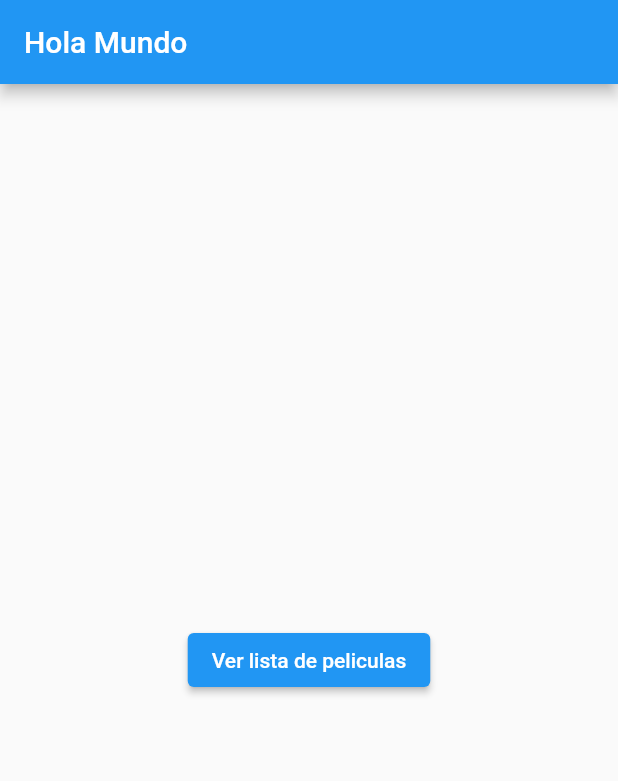
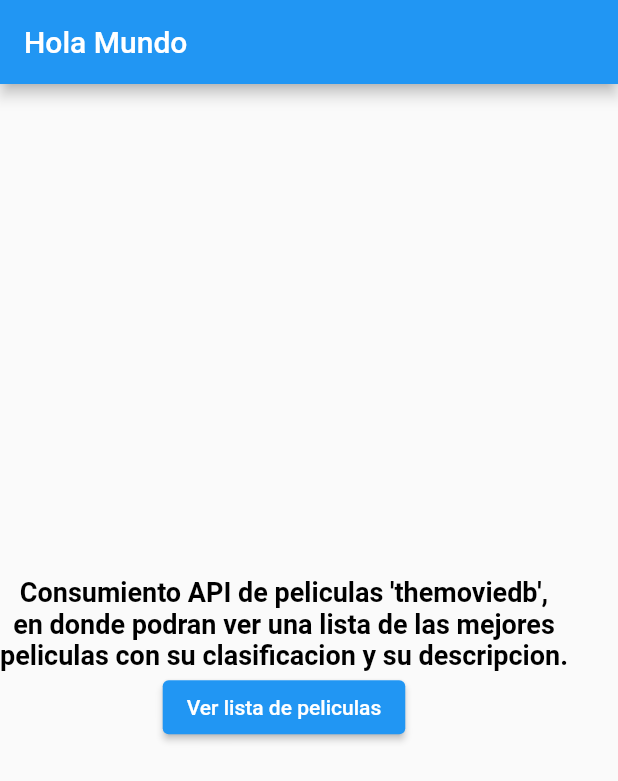
Before and after one commit to SebastianVeloza/PracticaFlutter, a Flutter app: the screen it shows after launch, on a phone screen of 412 x 824 dp. Shown: the top 781 px of the screen. Run offline on Flutter 3.47's test engine with Material 2 defaults, Android fonts, the phone set to English and light mode, and no system bars; our stand-ins replace shimmer.

Commit message:
Patron skeleton

```diff
--- a/lib/main.dart
+++ b/lib/main.dart
@@ -12,11 +12,9 @@ class HolaMundo extends StatelessWidget {
   @override
   Widget build(BuildContext context) {
     return MaterialApp(
-
       theme: ThemeData(primarySwatch: Colors.blue),
       home: PrimeraPag(),
     );
-
   }
 }
 
@@ -27,7 +25,34 @@ class PrimeraPag extends StatelessWidget {
       appBar: AppBar(
         title: Text('Hola Mundo'),
       ),
-      body: Center(
+      body: Column(
+        mainAxisAlignment: MainAxisAlignment.center,
+        children: [
+          Container(
+            child: Text("Consumiento API de peliculas 'themoviedb',",
+                style: TextStyle(
+                  fontSize: 18,
+                  color: Colors.black,
+                  fontWeight: FontWeight.bold,
+                )),
+          ),
+          Container(
+            child: Text(" en donde podran ver una lista de las mejores ",
+                style: TextStyle(
+                  fontSize: 18,
+                  color: Colors.black,
+                  fontWeight: FontWeight.bold,
+                )),
+          ),
+          Container(
+            child: Text("peliculas con su clasificacion y su descripcion.",
+                style: TextStyle(
+                  fontSize: 18,
+                  color: Colors.black,
+                  fontWeight: FontWeight.bold,
+                )),
+          ),
+          Container(
             child: ElevatedButton(
               child: Text('Ver lista de peliculas'),
               onPressed: () {
@@ -38,6 +63,8 @@ class PrimeraPag extends StatelessWidget {
               },
             ),
           ),
+        ],
+      ),
     );
   }
 }
@@ -46,21 +73,16 @@ class PrimeraPag extends StatelessWidget {
   @override
   Widget build(BuildContext context) {
     return Scaffold(
-      appBar: AppBar(
-        title: Text('Peliculas')
-      ),
-      body: FutureBuilder (
+        appBar: AppBar(title: Text('Peliculas')),
+        body: FutureBuilder(
           //podría poner
           //initialData: [],
           future: TheMovieDBService.traerPeliculas(),
-        builder:
-          (BuildContext context,
-           AsyncSnapshot<List> snapshot) {
+          builder: (BuildContext context, AsyncSnapshot<List> snapshot) {
             if (snapshot.hasData) {
               return ListView.builder(
                 itemCount: snapshot.data!.length,
-              itemBuilder: (context,
-              index) {
+                itemBuilder: (context, index) {
                   var pelicula = snapshot.data![index];
                   return CajaPelicula(peli: pelicula);
                 },
@@ -68,9 +90,7 @@ class PrimeraPag extends StatelessWidget {
             } else {
               return SpinnerWidget();
             }
-
           },
-      )
-    );
+        ));
   }
 }
--- a/lib/ui/spinnerwidget.dart
+++ b/lib/ui/spinnerwidget.dart
@@ -1,10 +1,10 @@
 import 'package:flutter/material.dart';
+import 'package:shimmer/shimmer.dart';
 
 class SpinnerWidget extends StatelessWidget {
-
   @override
   Widget build(BuildContext context) {
-    return Center(
+    /*return Center(
       child: Container(
         alignment: AlignmentDirectional.bottomCenter,
         child: Column(
@@ -15,6 +15,16 @@ class SpinnerWidget extends StatelessWidget {
           crossAxisAlignment: CrossAxisAlignment.center,
         )
       ),
+    );*/
+    return Shimmer.fromColors(
+      baseColor: Colors.blue,
+      highlightColor: Colors.grey[300]!,
+      child: Center(
+        child: Text(
+          'Sebastian Veloza',
+          style: TextStyle(fontSize: 40, fontWeight: FontWeight.bold),
+        ),
+      ),
     );
   }
 }
--- a/pubspec.yaml
+++ b/pubspec.yaml
@@ -29,6 +29,7 @@ dependencies:
   # Use with the CupertinoIcons class for iOS style icons.
   cupertino_icons: ^1.0.2
   http: ^0.13.3
+  shimmer: ^2.0.0
 
 dev_dependencies:
   flutter_test:
```
Also changed, not shown: pubspec.lock. Lines whose indentation alone changed are shown as unchanged.
